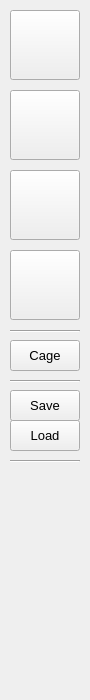
First picture: the form in GUI/toolsPanel.ui, repository cordafab/Cagelab, before the edit.
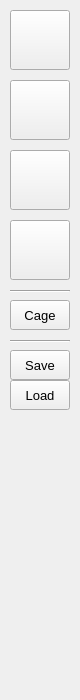
Second picture: the form after the edit.

```diff
--- a/GUI/toolsPanel.ui
+++ b/GUI/toolsPanel.ui
@@ -6,19 +6,19 @@
    <rect>
     <x>0</x>
     <y>0</y>
-    <width>90</width>
+    <width>80</width>
     <height>700</height>
    </rect>
   </property>
   <property name="minimumSize">
    <size>
-    <width>90</width>
+    <width>80</width>
     <height>500</height>
    </size>
   </property>
   <property name="maximumSize">
    <size>
-    <width>90</width>
+    <width>80</width>
     <height>524287</height>
    </size>
   </property>
@@ -33,9 +33,9 @@
     <property name="geometry">
      <rect>
       <x>10</x>
-      <y>340</y>
-      <width>70</width>
-      <height>31</height>
+      <y>300</y>
+      <width>60</width>
+      <height>30</height>
      </rect>
     </property>
     <property name="font">
@@ -51,21 +51,8 @@
     <property name="geometry">
      <rect>
       <x>10</x>
-      <y>380</y>
-      <width>70</width>
-      <height>3</height>
-     </rect>
-    </property>
-    <property name="orientation">
-     <enum>Qt::Horizontal</enum>
-    </property>
-   </widget>
-   <widget class="Line" name="line_2">
-    <property name="geometry">
-     <rect>
-      <x>10</x>
-      <y>460</y>
-      <width>70</width>
+      <y>340</y>
+      <width>60</width>
       <height>3</height>
      </rect>
     </property>
@@ -77,9 +64,9 @@
     <property name="geometry">
      <rect>
       <x>10</x>
-      <y>390</y>
-      <width>70</width>
-      <height>31</height>
+      <y>350</y>
+      <width>60</width>
+      <height>30</height>
      </rect>
     </property>
     <property name="font">
@@ -95,9 +82,9 @@
     <property name="geometry">
      <rect>
       <x>10</x>
-      <y>420</y>
-      <width>70</width>
-      <height>31</height>
+      <y>380</y>
+      <width>60</width>
+      <height>30</height>
      </rect>
     </property>
     <property name="font">
@@ -114,8 +101,8 @@
      <rect>
       <x>10</x>
       <y>10</y>
-      <width>70</width>
-      <height>70</height>
+      <width>60</width>
+      <height>60</height>
      </rect>
     </property>
     <property name="text">
@@ -126,9 +113,9 @@
     <property name="geometry">
      <rect>
       <x>10</x>
-      <y>90</y>
-      <width>70</width>
-      <height>70</height>
+      <y>80</y>
+      <width>60</width>
+      <height>60</height>
      </rect>
     </property>
     <property name="text">
@@ -139,9 +126,9 @@
     <property name="geometry">
      <rect>
       <x>10</x>
-      <y>170</y>
-      <width>70</width>
-      <height>70</height>
+      <y>150</y>
+      <width>60</width>
+      <height>60</height>
      </rect>
     </property>
     <property name="text">
@@ -152,9 +139,9 @@
     <property name="geometry">
      <rect>
       <x>10</x>
-      <y>250</y>
-      <width>70</width>
-      <height>70</height>
+      <y>220</y>
+      <width>60</width>
+      <height>60</height>
      </rect>
     </property>
     <property name="text">
@@ -165,8 +152,8 @@
     <property name="geometry">
      <rect>
       <x>10</x>
-      <y>330</y>
-      <width>70</width>
+      <y>290</y>
+      <width>60</width>
       <height>3</height>
      </rect>
     </property>
```
